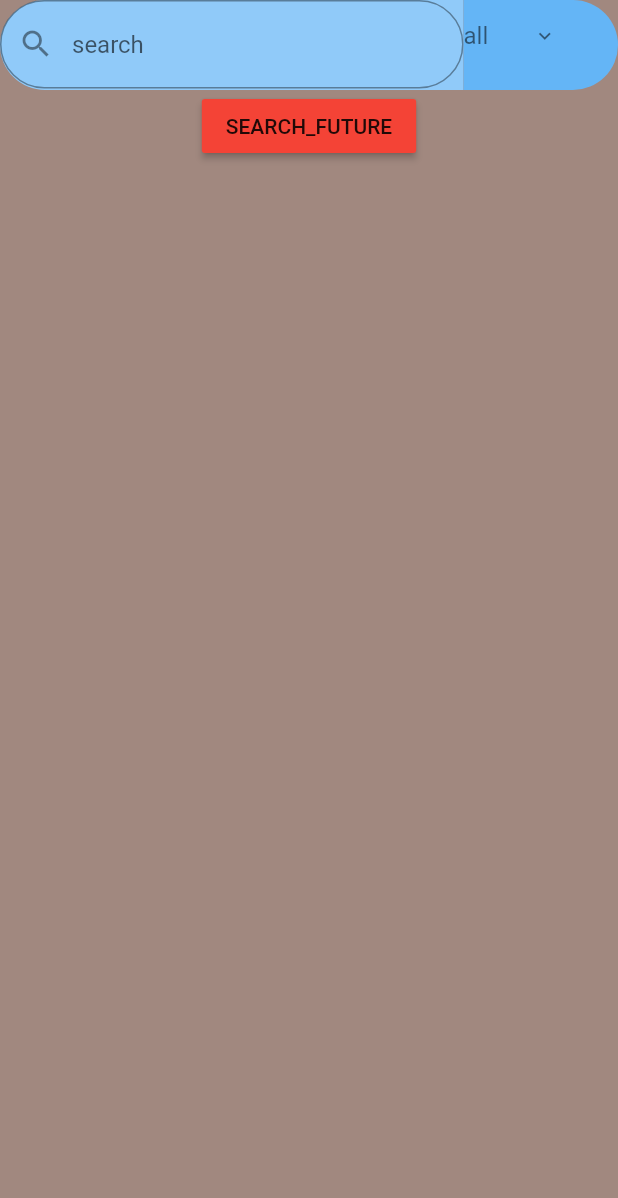
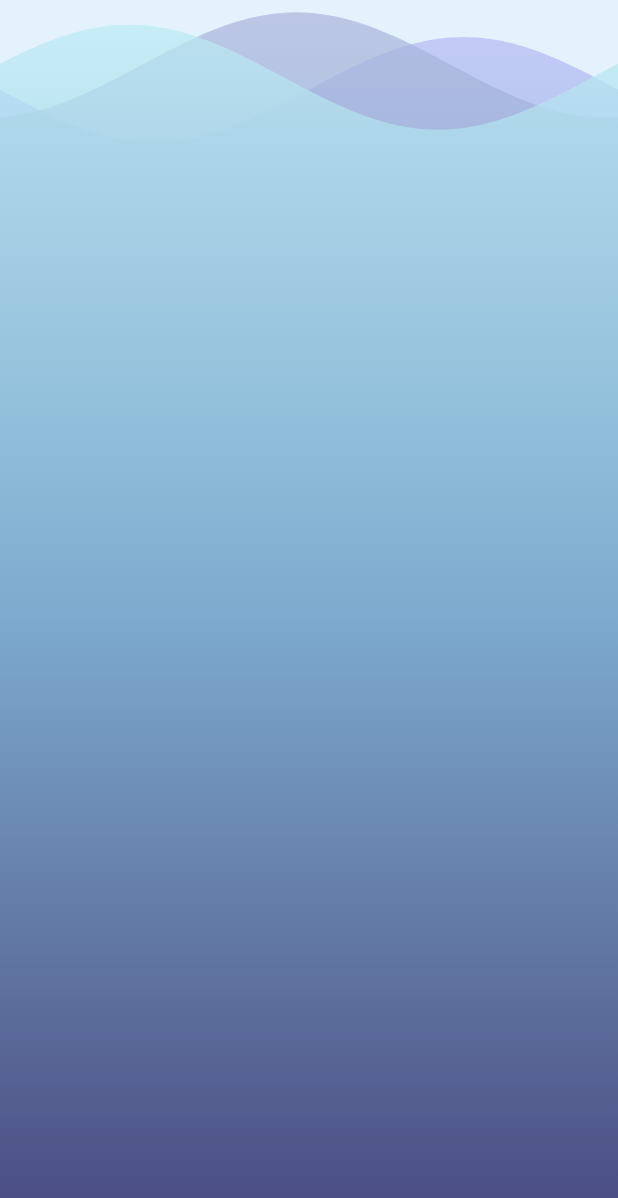
Before and after one commit to Blacktetriss/open_library, a Flutter app: the screen it shows after launch, on a phone screen of 412 x 824 dp. Shown: the top 1198 px of the screen. Run offline on Flutter 3.47's test engine with Material 2 defaults, Android fonts, the phone set to English and light mode, and no system bars; drawn by our look-alikes of wave; our stand-ins replace bloc, flutter_bloc, flutter_svg; missing offline and left inert: adobe_xd, smart_flare.

Commit message:
14/07/20

```diff
--- a/lib/main.dart
+++ b/lib/main.dart
@@ -1,4 +1,6 @@
 import 'package:flutter/material.dart';
+import 'package:bloc/bloc.dart';
+import 'package:flutter_bloc/flutter_bloc.dart';
 import 'package:open_library/utilits/router.dart' as router;
 import 'package:open_library/utilits/constants.dart';
 import './login_screen.dart';
@@ -7,6 +9,7 @@ import 'package:open_library/search/search_view.dart';
 import './start_animation.dart';
 import './home.dart';
 import './test.dart';
+import './tttesttt.dart';
 
 void main() => runApp(MyApp());
 
@@ -17,7 +20,7 @@ class MyApp extends StatelessWidget {
       onGenerateRoute: router.generateRoute,
       // initialRoute: startAnimation,
       debugShowCheckedModeBanner: false,
-      home: SearchScreen(),
+      home: Background(),
     );
   }
 }
--- a/lib/search/search_screen.dart
+++ b/lib/search/search_screen.dart
@@ -28,7 +28,7 @@ class SearchScreen extends StatelessWidget {
             RaisedButton(
               child: Text("SEARCH_FUTURE"),
               onPressed: () {
-                print('yf [eq');
+                print('inputSearch');
               },
               color: Colors.red,
             ),
--- a/lib/test.dart
+++ b/lib/test.dart
@@ -1,51 +1,37 @@
 import 'package:flutter/material.dart';
+import 'package:wave/config.dart';
+import 'package:wave/wave.dart';
 
-// void main() => runApp(MyApp());
-
-// class MyApp extends StatelessWidget {
-//   @override
-//   Widget build(BuildContext context) {
-//     return MaterialApp(
-//       title: 'Retrieve Text Input',
-//       home: MyCustomForm(),
-//     );
-//   }
-// }
-
-// Define a custom Form widget.
-class MyCustomForm extends StatefulWidget {
-  @override
-  _MyCustomFormState createState() => _MyCustomFormState();
-}
-
-class _MyCustomFormState extends State<MyCustomForm> {
-  final myController = TextEditingController();
-
-  @override
-  void dispose() {
-    myController.dispose();
-    super.dispose();
-  }
-
+class Background extends StatelessWidget {
   @override
   Widget build(BuildContext context) {
-    return Scaffold(
-        appBar: AppBar(
-          title: Text('Retrieve Text Input'),
-        ),
-        body: Padding(
-          padding: const EdgeInsets.all(16.0),
-          child: TextField(
-            controller: myController,
-          ),
-        ),
-        floatingActionButton: FloatingActionButton(
-          // When the user presses the button, show an alert dialog containing
-          // the text that the user has entered into the text field.
-          onPressed: () {
-            print(myController.text);
-          },
-          child: Icon(Icons.text_fields),
-        ));
+    return WaveWidget(
+      config: CustomConfig(
+        gradients: [
+          [
+            Color.fromRGBO(72, 74, 126, 1),
+            Color.fromRGBO(125, 170, 206, 1),
+            Color.fromRGBO(184, 189, 245, 0.7)
+          ],
+          [
+            Color.fromRGBO(72, 74, 126, 1),
+            Color.fromRGBO(125, 170, 206, 1),
+            Color.fromRGBO(172, 182, 219, 0.7)
+          ],
+          [
+            Color.fromRGBO(72, 73, 126, 1),
+            Color.fromRGBO(125, 170, 206, 1),
+            Color.fromRGBO(190, 238, 246, 0.7)
+          ],
+        ],
+        durations: [19440, 10800, 6000],
+        heightPercentages: [0.03, 0.01, 0.02],
+        gradientBegin: Alignment.bottomCenter,
+        gradientEnd: Alignment.topCenter,
+      ),
+      size: Size(double.infinity, double.infinity),
+      waveAmplitude: 25,
+      backgroundColor: Colors.blue[50],
+    );
   }
 }
--- a/pubspec.yaml
+++ b/pubspec.yaml
@@ -32,6 +32,9 @@ dependencies:
   shared_preferences: ^0.5.7+3
   adobe_xd: ^0.1.4
   smart_flare: ^0.2.9+1
+  bloc: ^5.0.1
+  flutter_bloc: ^5.0.1
+  wave: ^0.0.8
 
 
 
```
Also changed, not shown: lib/tttesttt.dart (+57 -0 lines), pubspec.lock.
